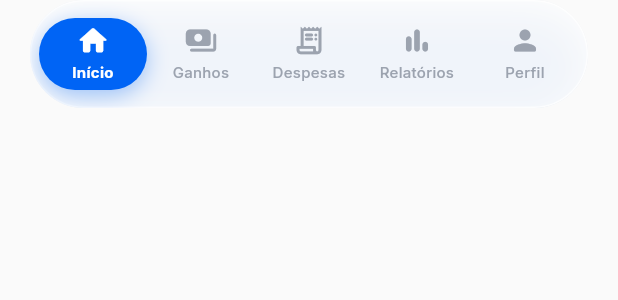
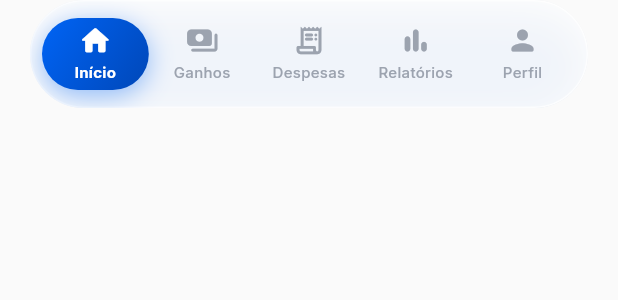
Before and after one commit to solerpedroo/driveflow, a Flutter app: the DriveFlowBottomNavBar widget shown alone on an empty page, opened directly with empty values, on a phone screen of 412 x 824 dp. Shown: the top 300 px of the screen. Run offline on Flutter 3.47's test engine with Material 3 defaults, Android fonts, the phone set to English and light mode, and no system bars; our stand-ins replace cached_network_image, connectivity_plus, dio, file_picker, fl_chart, flutter_hooks and 14 more; missing offline and left inert: google_mlkit_text_recognition; accounts and stored records are empty; network calls fail; statements that could not run were skipped.

Commit message:
feat(ui): bottom nav cápsula com gradiente brand
Co-authored-by: Pedro Henrique Contardi Soler <pedrocsoler@hotmail.com>

```diff
--- a/lib/shared/widgets/driveflow_bottom_nav_bar.dart
+++ b/lib/shared/widgets/driveflow_bottom_nav_bar.dart
@@ -44,11 +44,11 @@ class DriveFlowBottomNavBar extends StatelessWidget {
     final primary = theme.colorScheme.primary;
 
     return Padding(
-      padding: const EdgeInsets.fromLTRB(20, 0, 20, 14),
+      padding: const EdgeInsets.fromLTRB(20, 0, 20, 16),
       child: DfGlassSurface(
         borderRadius: BorderRadius.circular(100),
-        padding: const EdgeInsets.symmetric(horizontal: 6, vertical: 8),
-        sigma: 24,
+        padding: const EdgeInsets.symmetric(horizontal: 8, vertical: 8),
+        sigma: 18,
         child: SizedBox(
           height: _itemTrackHeight,
           child: Row(
@@ -146,12 +146,19 @@ class _NavItem extends StatelessWidget {
             ),
             decoration: isActive
                 ? BoxDecoration(
-                    color: activeColor,
+                    gradient: const LinearGradient(
+                      begin: Alignment.topLeft,
+                      end: Alignment.bottomRight,
+                      colors: [
+                        AppColors.brandBlue,
+                        AppColors.brandBlueDark,
+                      ],
+                    ),
                     borderRadius: BorderRadius.circular(100),
                     boxShadow: [
                       BoxShadow(
-                        color: activeColor.withValues(alpha: 0.35),
-                        blurRadius: 12,
+                        color: AppColors.brandBlue.withValues(alpha: 0.40),
+                        blurRadius: 14,
                         offset: const Offset(0, 4),
                       ),
                     ],
```
